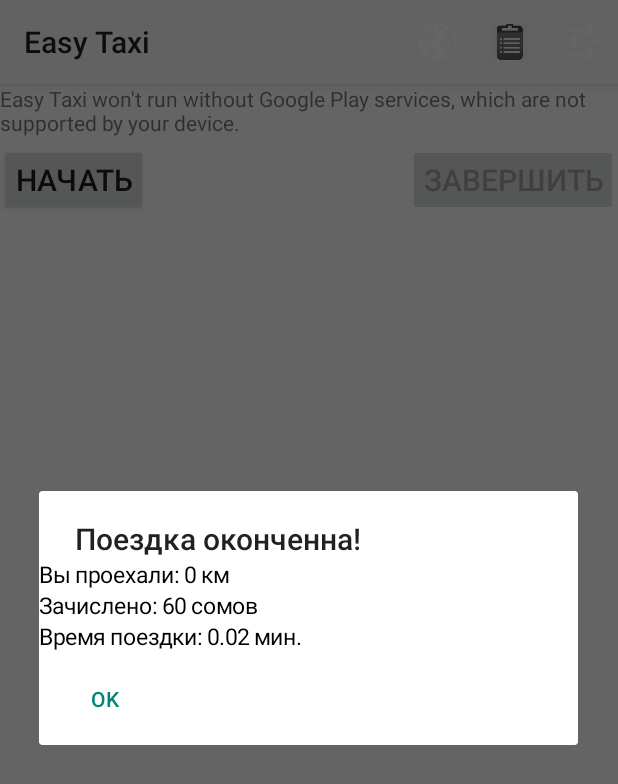
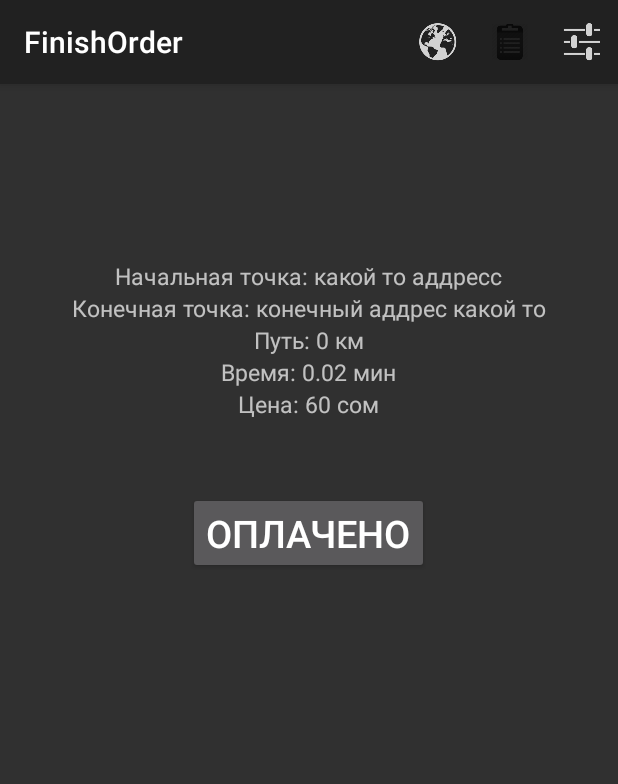
Before and after one commit to Danziamo/taxis, an Android app: the MapsActivity screen opened directly, with no data from a screen before it, after a tap on "ЗАВЕРШИТЬ", on a phone screen of 412 x 824 dp. Shown: the top 784 px of the screen. Run offline under Robolectric (Android 15) with nearby library versions, the phone set to English and light mode, and no system bars; 1 statement that could not run was skipped; 1 other tap on this screen came first.

Commit message:
Finish order activity added

```diff
--- a/app/src/main/AndroidManifest.xml
+++ b/app/src/main/AndroidManifest.xml
@@ -65,6 +65,10 @@
             android:name=".SettingsActivity"
             android:label="@string/title_activity_settings" >
         </activity>
+        <activity
+            android:name=".FinishOrder"
+            android:label="@string/title_activity_finish_order" >
+        </activity>
     </application>
 
 </manifest>
--- /dev/null
+++ b/app/src/main/java/taxi/city/citytaxidriver/FinishOrder.java
@@ -0,0 +1,87 @@
+package taxi.city.citytaxidriver;
+
+import android.content.Intent;
+import android.support.v7.app.ActionBarActivity;
+import android.os.Bundle;
+import android.view.Menu;
+import android.view.MenuItem;
+import android.view.View;
+import android.widget.Button;
+import android.widget.TextView;
+
+
+public class FinishOrder extends ActionBarActivity implements View.OnClickListener {
+
+    TextView tvBeginPoint;
+    TextView tvEndPoint;
+    TextView tvDistance;
+    TextView tvPrice;
+    TextView tvTime;
+    Button btnFinish;
+    private static final int FINISH_ORDER_ID = 2;
+
+    @Override
+    protected void onCreate(Bundle savedInstanceState) {
+        super.onCreate(savedInstanceState);
+        setContentView(R.layout.activity_finish_order);
+        GetItems();
+        SetItems(getIntent().getExtras());
+    }
+
+    protected void SetItems(Bundle b) {
+        tvBeginPoint.setText("Начальная точка: " + b.getString("BeginPoint"));
+        tvEndPoint.setText("Конечная точка: " + b.getString("EndPoint"));
+        tvDistance.setText("Путь: " + b.getString("Distance") + " км");
+        tvTime.setText("Время: " + b.getString("Time") + " мин");
+        tvPrice.setText("Цена: " + b.getString("Price") + " сом");
+    }
+
+    protected void GetItems() {
+        tvBeginPoint = (TextView) findViewById(R.id.tvBeginPoint);
+        tvEndPoint = (TextView) findViewById(R.id.tvEndPoint);
+        tvPrice = (TextView) findViewById(R.id.tvPrice);
+        tvDistance = (TextView) findViewById(R.id.tvDistance);
+        tvTime = (TextView) findViewById(R.id.tvTime);
+        btnFinish = (Button) findViewById(R.id.btnDone);
+        btnFinish.setOnClickListener(this);
+    }
+
+
+    @Override
+    public boolean onCreateOptionsMenu(Menu menu) {
+        // Inflate the menu; this adds items to the action bar if it is present.
+        getMenuInflater().inflate(R.menu.menu_main, menu);
+        return true;
+    }
+
+    @Override
+    public boolean onOptionsItemSelected(MenuItem item) {
+        // Handle action bar item clicks here. The action bar will
+        // automatically handle clicks on the Home/Up button, so long
+        // as you specify a parent activity in AndroidManifest.xml.
+        int id = item.getItemId();
+
+        //noinspection SimplifiableIfStatement
+        if (id == R.id.action_settings) {
+            return true;
+        }
+
+        return super.onOptionsItemSelected(item);
+    }
+
+    @Override
+    public void onClick(View v) {
+        switch(v.getId()) {
+            case R.id.btnDone:
+                sendData();
+                Intent intent=new Intent();
+                intent.putExtra("MESSAGE", "done");
+                setResult(FINISH_ORDER_ID,intent);
+                finish();//finishing activity
+        }
+    }
+
+    protected void sendData() {
+
+    }
+}
--- a/app/src/main/java/taxi/city/citytaxidriver/MapsActivity.java
+++ b/app/src/main/java/taxi/city/citytaxidriver/MapsActivity.java
@@ -21,6 +21,7 @@ import android.view.View;
 import android.widget.Button;
 import android.widget.LinearLayout;
 import android.widget.TextView;
+import android.widget.Toast;
 
 import com.google.android.gms.common.ConnectionResult;
 import com.google.android.gms.common.api.GoogleApiClient;
@@ -44,6 +45,8 @@ public class MapsActivity extends ActionBarActivity implements GoogleApiClient.C
     private GoogleMap mMap; // Might be null if Google Play services APK is not available.
     private GoogleApiClient mGoogleApiClient;
     private LocationRequest mLocationRequest;
+
+    private static final int FINISH_ORDER_ID = 2;
 
     LinearLayout lMain;
     TextView textViewLocation;
@@ -345,12 +348,33 @@ public class MapsActivity extends ActionBarActivity implements GoogleApiClient.C
                 timerHandler.postDelayed(timerRunnable, 0);
                 break;
             case R.id.endTrip:
-                RunAlertDialog();
-                ClearMapFromLines();
-                buttonBeginTrip.setEnabled(true);
-                buttonEndTrip.setEnabled(false);
-                lMain.setVisibility(View.INVISIBLE);
-                timerHandler.removeCallbacks(timerRunnable);
+                EndTrip();
+                break;
+        }
+    }
+
+    private void EndTrip() {
+        ClearMapFromLines();
+        buttonBeginTrip.setEnabled(true);
+        buttonEndTrip.setEnabled(false);
+        lMain.setVisibility(View.INVISIBLE);
+        timerHandler.removeCallbacks(timerRunnable);
+        Intent intent = new Intent(this, FinishOrder.class);
+        Bundle bundle = new Bundle();
+        bundle.putString("Distance", df.format(distance/1000));
+        bundle.putString("Price", df.format(price));
+        bundle.putString("Time", df.format(time));
+        bundle.putString("BeginPoint", "какой то аддресс");
+        bundle.putString("EndPoint", "конечный аддрес какой то");
+        intent.putExtras(bundle);
+        startActivityForResult(intent, FINISH_ORDER_ID);
+    }
+
+    @Override
+    protected void onActivityResult(int requestCode, int resultCode, Intent data) {
+        super.onActivityResult(requestCode, resultCode, data);
+        if (requestCode == FINISH_ORDER_ID) {
+            Toast.makeText(getApplicationContext(), "Заказ окончен", Toast.LENGTH_LONG).show();
         }
     }
 
--- /dev/null
+++ b/app/src/main/res/layout/activity_finish_order.xml
@@ -0,0 +1,69 @@
+<RelativeLayout xmlns:android="http://schemas.android.com/apk/res/android"
+    xmlns:tools="http://schemas.android.com/tools" android:layout_width="match_parent"
+    android:layout_height="match_parent" android:paddingLeft="@dimen/activity_horizontal_margin"
+    android:paddingRight="@dimen/activity_horizontal_margin"
+    android:paddingTop="@dimen/activity_vertical_margin"
+    android:paddingBottom="@dimen/activity_vertical_margin"
+    tools:context="taxi.city.citytaxidriver.FinishOrder">
+
+    <TextView android:text="Начальная точка:"
+        android:layout_width="wrap_content"
+        android:layout_height="wrap_content"
+        android:id="@+id/tvBeginPoint"
+        android:layout_marginTop="101dp"
+        android:textSize="15dp"
+        android:textAlignment="center"
+        android:layout_alignParentTop="true"
+        android:layout_centerHorizontal="true" />
+
+    <TextView
+        android:layout_width="wrap_content"
+        android:layout_height="wrap_content"
+        android:text="Конечная точка:"
+        android:id="@+id/tvEndPoint"
+        android:textSize="15dp"
+        android:textAlignment="center"
+        android:layout_below="@+id/tvBeginPoint"
+        android:layout_centerHorizontal="true" />
+
+    <TextView
+        android:layout_width="wrap_content"
+        android:layout_height="wrap_content"
+        android:text="Расстояние:"
+        android:id="@+id/tvDistance"
+        android:textSize="15dp"
+        android:textAlignment="center"
+        android:layout_below="@+id/tvEndPoint"
+        android:layout_centerHorizontal="true" />
+
+    <TextView
+        android:layout_width="wrap_content"
+        android:layout_height="wrap_content"
+        android:text="Время:"
+        android:id="@+id/tvTime"
+        android:textSize="15dp"
+        android:textAlignment="center"
+        android:layout_below="@+id/tvDistance"
+        android:layout_centerHorizontal="true" />
+
+    <TextView
+        android:layout_width="wrap_content"
+        android:layout_height="wrap_content"
+        android:text="Стоимость:"
+        android:id="@+id/tvPrice"
+        android:textSize="15dp"
+        android:textAlignment="center"
+        android:layout_below="@+id/tvTime"
+        android:layout_centerHorizontal="true" />
+
+    <Button
+        android:layout_width="wrap_content"
+        android:layout_height="wrap_content"
+        android:text="Оплачено"
+        android:id="@+id/btnDone"
+        android:layout_below="@+id/tvPrice"
+        android:layout_centerHorizontal="true"
+        android:layout_marginTop="48dp"
+        android:textSize="25dp" />
+
+</RelativeLayout>
--- a/app/src/main/res/layout/activity_order_list_item.xml
+++ b/app/src/main/res/layout/activity_order_list_item.xml
@@ -1,22 +1,26 @@
-<LinearLayout xmlns:android="http://schemas.android.com/apk/res/android"
+<RelativeLayout xmlns:android="http://schemas.android.com/apk/res/android"
     android:layout_width="fill_parent"
     android:layout_height="fill_parent"
     android:orientation="horizontal">
 
     <TextView
         android:id="@+id/orderId"
-        android:layout_width="wrap_content"
-        android:layout_height="wrap_content" />
+        android:layout_width="match_parent"
+        android:layout_height="wrap_content"
+        android:layout_marginRight="10dp"/>
 
     <TextView
         android:id="@+id/orderPhone"
-        android:layout_width="wrap_content"
-        android:layout_height="fill_parent"/>
+        android:layout_width="match_parent"
+        android:layout_height="wrap_content"
+        android:layout_marginRight="10dp"
+        android:layout_below="@+id/orderId"/>
 
     <ImageButton
         android:id="@+id/orderCall"
         android:layout_width="wrap_content"
         android:layout_height="wrap_content"
+        android:layout_alignRight="@+id/orderId"
         android:src="@drawable/abc_ic_go_search_api_mtrl_alpha"/>
 
-</LinearLayout>
+</RelativeLayout>
--- /dev/null
+++ b/app/src/main/res/menu/menu_finish_order.xml
@@ -0,0 +1,7 @@
+<menu xmlns:android="http://schemas.android.com/apk/res/android"
+    xmlns:app="http://schemas.android.com/apk/res-auto"
+    xmlns:tools="http://schemas.android.com/tools"
+    tools:context="taxi.city.citytaxidriver.FinishOrder">
+    <item android:id="@+id/action_settings" android:title="@string/action_settings"
+        android:orderInCategory="100" app:showAsAction="never" />
+</menu>
--- a/app/src/main/res/values/strings.xml
+++ b/app/src/main/res/values/strings.xml
@@ -18,4 +18,5 @@
     <string name="item3">Item3</string>
     <string name="item4">Item4</string>
     <string name="title_activity_order">OrderActivity</string>
+    <string name="title_activity_finish_order">FinishOrder</string>
 </resources>
```
